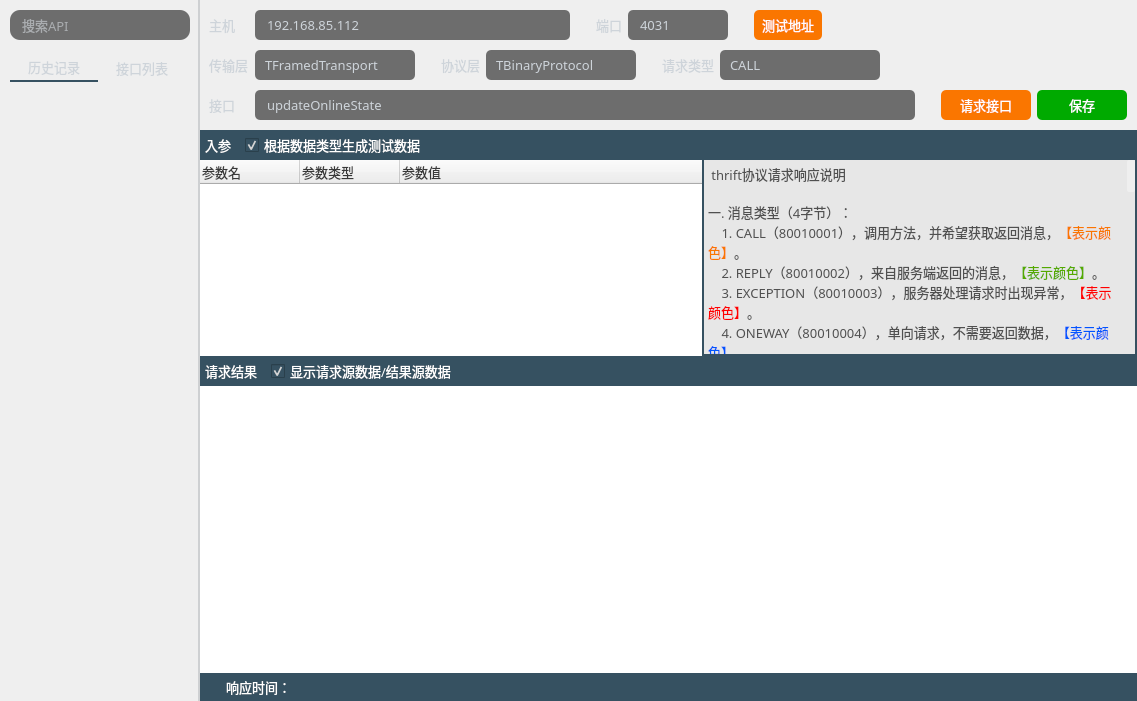
Before: the Qt Designer form thriftwidget.ui in HuaGouFdog/Fdog-Kit, drawn with Qt 5.
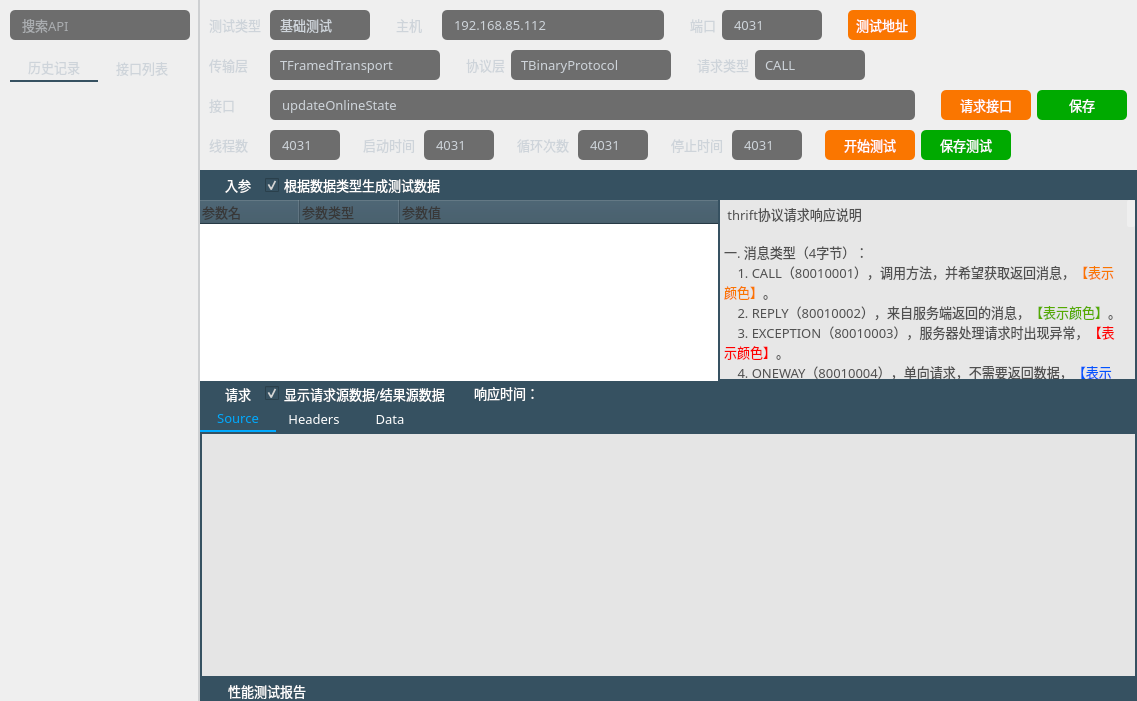
After: the same form once the commit is applied. The open tabs and pages were chosen to show the change. Icons and pictures are not drawn.

Commit message: 添加新的功能ui

The edit to the form file:
```diff
--- a/thriftwidget.ui
+++ b/thriftwidget.ui
@@ -209,7 +209,7 @@
 border-radius: 14px;
 background-color: rgb(25, 25, 25, 155);
 border: 0px solid rgba(255, 255, 255, 0);
-border-radius: 10px;
+border-radius: 5px;
 padding-left:10px;
 padding-right:10px;
 }</string>
@@ -497,7 +497,54 @@
          </size>
         </property>
         <property name="styleSheet">
-         <string notr="true">color:#ced4da;</string>
+         <string notr="true">
+
+QComboBox{
+	color:#ffffff;
+	border:0px solid #8a8a8a;
+	color: rgb(138, 138, 138);
+	border-radius:5px;
+	background-color: rgb(25, 25, 25, 155);
+	padding-left:10px;
+	
+	font: 10pt &quot;OPPOSans B&quot;;
+}
+
+QComboBox QAbstractItemView::item
+{
+	height:28px;
+	font: 10pt &quot;OPPOSans B&quot;;
+}
+
+QComboBox:disabled{
+	border:1px solid gray;
+	color:gray;
+}
+
+QComboBox::drop-down{
+	background:transparent;
+}
+QComboBox::down-arrow{
+	image: url(:/lib/tree_open.png);
+    width:20px;
+	height:20px;
+	margin-right: 10px;
+}
+
+
+QComboBox::down-arrow:enabled{
+	color:#52DCFE;
+}
+QComboBox QAbstractItemView{
+	font: 10pt &quot;OPPOSans B&quot;;
+	outline:0px solid gray;
+	border:1px solid #1e2d36;
+	color:#ffffff;
+	background-color:#1e2d36;
+	selection-background-color:#52DCFE;
+}
+
+</string>
         </property>
         <layout class="QHBoxLayout" name="horizontalLayout_2">
          <property name="leftMargin">
@@ -512,6 +559,81 @@
          <property name="bottomMargin">
           <number>0</number>
          </property>
+         <item>
+          <widget class="QLabel" name="label_14">
+           <property name="minimumSize">
+            <size>
+             <width>55</width>
+             <height>0</height>
+            </size>
+           </property>
+           <property name="maximumSize">
+            <size>
+             <width>55</width>
+             <height>16777215</height>
+            </size>
+           </property>
+           <property name="font">
+            <font>
+             <family>OPPOSans B</family>
+             <pointsize>10</pointsize>
+             <stylestrategy>PreferAntialias</stylestrategy>
+            </font>
+           </property>
+           <property name="styleSheet">
+            <string notr="true">color:#ced4da;</string>
+           </property>
+           <property name="text">
+            <string>测试类型</string>
+           </property>
+          </widget>
+         </item>
+         <item>
+          <widget class="QComboBox" name="comboBox_testType">
+           <property name="minimumSize">
+            <size>
+             <width>100</width>
+             <height>30</height>
+            </size>
+           </property>
+           <property name="font">
+            <font>
+             <family>OPPOSans B</family>
+             <pointsize>10</pointsize>
+             <stylestrategy>PreferAntialias</stylestrategy>
+            </font>
+           </property>
+           <property name="styleSheet">
+            <string notr="true">color:#ced4da;</string>
+           </property>
+           <item>
+            <property name="text">
+             <string>基础测试</string>
+            </property>
+           </item>
+           <item>
+            <property name="text">
+             <string>性能测试</string>
+            </property>
+           </item>
+          </widget>
+         </item>
+         <item>
+          <spacer name="horizontalSpacer_16">
+           <property name="orientation">
+            <enum>Qt::Horizontal</enum>
+           </property>
+           <property name="sizeType">
+            <enum>QSizePolicy::Fixed</enum>
+           </property>
+           <property name="sizeHint" stdset="0">
+            <size>
+             <width>20</width>
+             <height>20</height>
+            </size>
+           </property>
+          </spacer>
+         </item>
          <item>
           <widget class="QLabel" name="label_2">
            <property name="minimumSize">
@@ -533,6 +655,9 @@
              <stylestrategy>PreferAntialias</stylestrategy>
             </font>
            </property>
+           <property name="styleSheet">
+            <string notr="true">color:#ced4da;</string>
+           </property>
            <property name="text">
             <string>主机</string>
            </property>
@@ -609,6 +734,9 @@
              <stylestrategy>PreferAntialias</stylestrategy>
             </font>
            </property>
+           <property name="styleSheet">
+            <string notr="true">color:#ced4da;</string>
+           </property>
            <property name="text">
             <string>端口</string>
            </property>
@@ -749,12 +877,16 @@
 	border-radius:5px;
 	background-color: rgb(25, 25, 25, 155);
 	padding-left:10px;
+	
+	font: 10pt &quot;OPPOSans B&quot;;
 }
 
 QComboBox QAbstractItemView::item
 {
-height:28px;
+	height:28px;
+	font: 10pt &quot;OPPOSans B&quot;;
 }
+
 QComboBox:disabled{
 	border:1px solid gray;
 	color:gray;
@@ -775,6 +907,7 @@
 	color:#52DCFE;
 }
 QComboBox QAbstractItemView{
+	font: 10pt &quot;OPPOSans B&quot;;
 	outline:0px solid gray;
 	border:1px solid #1e2d36;
 	color:#ffffff;
@@ -801,13 +934,13 @@
           <widget class="QLabel" name="label_5">
            <property name="minimumSize">
             <size>
-             <width>40</width>
+             <width>55</width>
              <height>0</height>
             </size>
            </property>
            <property name="maximumSize">
             <size>
-             <width>40</width>
+             <width>55</width>
              <height>16777215</height>
             </size>
            </property>
@@ -830,7 +963,7 @@
           <widget class="QComboBox" name="comboBox_transport">
            <property name="minimumSize">
             <size>
-             <width>160</width>
+             <width>170</width>
              <height>30</height>
             </size>
            </property>
@@ -899,7 +1032,7 @@
           <widget class="QComboBox" name="comboBox_protocol">
            <property name="minimumSize">
             <size>
-             <width>150</width>
+             <width>160</width>
              <height>30</height>
             </size>
            </property>
@@ -963,7 +1096,7 @@
           <widget class="QComboBox" name="comboBox_reqType">
            <property name="minimumSize">
             <size>
-             <width>160</width>
+             <width>110</width>
              <height>30</height>
             </size>
            </property>
@@ -1013,7 +1146,7 @@
         <property name="maximumSize">
          <size>
           <width>16777215</width>
-          <height>33</height>
+          <height>30</height>
          </size>
         </property>
         <property name="styleSheet">
@@ -1036,13 +1169,13 @@
           <widget class="QLabel" name="label_3">
            <property name="minimumSize">
             <size>
-             <width>40</width>
+             <width>55</width>
              <height>0</height>
             </size>
            </property>
            <property name="maximumSize">
             <size>
-             <width>40</width>
+             <width>55</width>
              <height>16777215</height>
             </size>
            </property>
@@ -1186,6 +1319,461 @@
         </layout>
        </widget>
       </item>
+      <item>
+       <widget class="QWidget" name="widget_14" native="true">
+        <property name="minimumSize">
+         <size>
+          <width>0</width>
+          <height>30</height>
+         </size>
+        </property>
+        <layout class="QHBoxLayout" name="horizontalLayout_13">
+         <property name="leftMargin">
+          <number>9</number>
+         </property>
+         <property name="topMargin">
+          <number>0</number>
+         </property>
+         <property name="rightMargin">
+          <number>0</number>
+         </property>
+         <property name="bottomMargin">
+          <number>0</number>
+         </property>
+         <item>
+          <widget class="QLabel" name="label_15">
+           <property name="minimumSize">
+            <size>
+             <width>55</width>
+             <height>0</height>
+            </size>
+           </property>
+           <property name="maximumSize">
+            <size>
+             <width>55</width>
+             <height>16777215</height>
+            </size>
+           </property>
+           <property name="font">
+            <font>
+             <family>OPPOSans B</family>
+             <pointsize>10</pointsize>
+             <stylestrategy>PreferAntialias</stylestrategy>
+            </font>
+           </property>
+           <property name="styleSheet">
+            <string notr="true">color:#ced4da;</string>
+           </property>
+           <property name="text">
+            <string>线程数</string>
+           </property>
+          </widget>
+         </item>
+         <item>
+          <widget class="QLineEdit" name="lineEdit_port_2">
+           <property name="minimumSize">
+            <size>
+             <width>70</width>
+             <height>30</height>
+            </size>
+           </property>
+           <property name="maximumSize">
+            <size>
+             <width>70</width>
+             <height>16777215</height>
+            </size>
+           </property>
+           <property name="font">
+            <font>
+             <family>OPPOSans B</family>
+             <pointsize>10</pointsize>
+             <stylestrategy>PreferAntialias</stylestrategy>
+            </font>
+           </property>
+           <property name="styleSheet">
+            <string notr="true">QLineEdit{
+color:#ced4da;
+border-radius: 14px;
+background-color: rgb(25, 25, 25, 155);
+border: 0px solid rgba(255, 255, 255, 0);
+border-radius: 5px;
+padding-left:10px;
+padding-right:10px;
+}</string>
+           </property>
+           <property name="text">
+            <string>4031</string>
+           </property>
+           <property name="placeholderText">
+            <string>9090</string>
+           </property>
+          </widget>
+         </item>
+         <item>
+          <spacer name="horizontalSpacer_17">
+           <property name="orientation">
+            <enum>Qt::Horizontal</enum>
+           </property>
+           <property name="sizeType">
+            <enum>QSizePolicy::Fixed</enum>
+           </property>
+           <property name="sizeHint" stdset="0">
+            <size>
+             <width>17</width>
+             <height>27</height>
+            </size>
+           </property>
+          </spacer>
+         </item>
+         <item>
+          <widget class="QLabel" name="label_16">
+           <property name="minimumSize">
+            <size>
+             <width>55</width>
+             <height>0</height>
+            </size>
+           </property>
+           <property name="maximumSize">
+            <size>
+             <width>55</width>
+             <height>16777215</height>
+            </size>
+           </property>
+           <property name="font">
+            <font>
+             <family>OPPOSans B</family>
+             <pointsize>10</pointsize>
+             <stylestrategy>PreferAntialias</stylestrategy>
+            </font>
+           </property>
+           <property name="styleSheet">
+            <string notr="true">color:#ced4da;</string>
+           </property>
+           <property name="text">
+            <string>启动时间</string>
+           </property>
+          </widget>
+         </item>
+         <item>
+          <widget class="QLineEdit" name="lineEdit_port_3">
+           <property name="minimumSize">
+            <size>
+             <width>70</width>
+             <height>30</height>
+            </size>
+           </property>
+           <property name="maximumSize">
+            <size>
+             <width>70</width>
+             <height>16777215</height>
+            </size>
+           </property>
+           <property name="font">
+            <font>
+             <family>OPPOSans B</family>
+             <pointsize>10</pointsize>
+             <stylestrategy>PreferAntialias</stylestrategy>
+            </font>
+           </property>
+           <property name="styleSheet">
+            <string notr="true">QLineEdit{
+color:#ced4da;
+border-radius: 14px;
+background-color: rgb(25, 25, 25, 155);
+border: 0px solid rgba(255, 255, 255, 0);
+border-radius: 5px;
+padding-left:10px;
+padding-right:10px;
+}</string>
+           </property>
+           <property name="text">
+            <string>4031</string>
+           </property>
+           <property name="placeholderText">
+            <string>9090</string>
+           </property>
+          </widget>
+         </item>
+         <item>
+          <spacer name="horizontalSpacer_18">
+           <property name="orientation">
+            <enum>Qt::Horizontal</enum>
+           </property>
+           <property name="sizeType">
+            <enum>QSizePolicy::Fixed</enum>
+           </property>
+           <property name="sizeHint" stdset="0">
+            <size>
+             <width>17</width>
+             <height>27</height>
+            </size>
+           </property>
+          </spacer>
+         </item>
+         <item>
+          <widget class="QLabel" name="label_17">
+           <property name="minimumSize">
+            <size>
+             <width>55</width>
+             <height>0</height>
+            </size>
+           </property>
+           <property name="maximumSize">
+            <size>
+             <width>55</width>
+             <height>16777215</height>
+            </size>
+           </property>
+           <property name="font">
+            <font>
+             <family>OPPOSans B</family>
+             <pointsize>10</pointsize>
+             <stylestrategy>PreferAntialias</stylestrategy>
+            </font>
+           </property>
+           <property name="styleSheet">
+            <string notr="true">color:#ced4da;</string>
+           </property>
+           <property name="text">
+            <string>循环次数</string>
+           </property>
+          </widget>
+         </item>
+         <item>
+          <widget class="QLineEdit" name="lineEdit_port_4">
+           <property name="minimumSize">
+            <size>
+             <width>70</width>
+             <height>30</height>
+            </size>
+           </property>
+           <property name="maximumSize">
+            <size>
+             <width>70</width>
+             <height>16777215</height>
+            </size>
+           </property>
+           <property name="font">
+            <font>
+             <family>OPPOSans B</family>
+             <pointsize>10</pointsize>
+             <stylestrategy>PreferAntialias</stylestrategy>
+            </font>
+           </property>
+           <property name="styleSheet">
+            <string notr="true">QLineEdit{
+color:#ced4da;
+border-radius: 14px;
+background-color: rgb(25, 25, 25, 155);
+border: 0px solid rgba(255, 255, 255, 0);
+border-radius: 5px;
+padding-left:10px;
+padding-right:10px;
+}</string>
+           </property>
+           <property name="text">
+            <string>4031</string>
+           </property>
+           <property name="placeholderText">
+            <string>9090</string>
+           </property>
+          </widget>
+         </item>
+         <item>
+          <spacer name="horizontalSpacer_19">
+           <property name="orientation">
+            <enum>Qt::Horizontal</enum>
+           </property>
+           <property name="sizeType">
+            <enum>QSizePolicy::Fixed</enum>
+           </property>
+           <property name="sizeHint" stdset="0">
+            <size>
+             <width>17</width>
+             <height>27</height>
+            </size>
+           </property>
+          </spacer>
+         </item>
+         <item>
+          <widget class="QLabel" name="label_18">
+           <property name="minimumSize">
+            <size>
+             <width>55</width>
+             <height>0</height>
+            </size>
+           </property>
+           <property name="maximumSize">
+            <size>
+             <width>55</width>
+             <height>16777215</height>
+            </size>
+           </property>
+           <property name="font">
+            <font>
+             <family>OPPOSans B</family>
+             <pointsize>10</pointsize>
+             <stylestrategy>PreferAntialias</stylestrategy>
+            </font>
+           </property>
+           <property name="styleSheet">
+            <string notr="true">color:#ced4da;</string>
+           </property>
+           <property name="text">
+            <string>停止时间</string>
+           </property>
+          </widget>
+         </item>
+         <item>
+          <widget class="QLineEdit" name="lineEdit_port_5">
+           <property name="minimumSize">
+            <size>
+             <width>70</width>
+             <height>30</height>
+            </size>
+           </property>
+           <property name="maximumSize">
+            <size>
+             <width>70</width>
+             <height>16777215</height>
+            </size>
+           </property>
+           <property name="font">
+            <font>
+             <family>OPPOSans B</family>
+             <pointsize>10</pointsize>
+             <stylestrategy>PreferAntialias</stylestrategy>
+            </font>
+           </property>
+           <property name="styleSheet">
+            <string notr="true">QLineEdit{
+color:#ced4da;
+border-radius: 14px;
+background-color: rgb(25, 25, 25, 155);
+border: 0px solid rgba(255, 255, 255, 0);
+border-radius: 5px;
+padding-left:10px;
+padding-right:10px;
+}</string>
+           </property>
+           <property name="text">
+            <string>4031</string>
+           </property>
+           <property name="placeholderText">
+            <string>9090</string>
+           </property>
+          </widget>
+         </item>
+         <item>
+          <spacer name="horizontalSpacer_21">
+           <property name="orientation">
+            <enum>Qt::Horizontal</enum>
+           </property>
+           <property name="sizeType">
+            <enum>QSizePolicy::Fixed</enum>
+           </property>
+           <property name="sizeHint" stdset="0">
+            <size>
+             <width>17</width>
+             <height>27</height>
+            </size>
+           </property>
+          </spacer>
+         </item>
+         <item>
+          <widget class="QToolButton" name="toolButton_5">
+           <property name="minimumSize">
+            <size>
+             <width>90</width>
+             <height>30</height>
+            </size>
+           </property>
+           <property name="font">
+            <font>
+             <family>OPPOSans</family>
+             <pointsize>10</pointsize>
+             <stylestrategy>PreferAntialias</stylestrategy>
+            </font>
+           </property>
+           <property name="styleSheet">
+            <string notr="true">QToolButton {
+	color: rgb(255, 255, 255);
+	background-color: rgb(250, 118, 0);
+	border-radius: 5px;
+}
+
+QToolButton::menu-indicator { 
+	image: None;
+}
+
+ 
+QToolButton:hover {
+	color: rgb(255, 255, 255);
+	background-color: rgb(250, 118, 0);
+}</string>
+           </property>
+           <property name="text">
+            <string>开始测试</string>
+           </property>
+          </widget>
+         </item>
+         <item>
+          <widget class="QToolButton" name="toolButton_save_2">
+           <property name="minimumSize">
+            <size>
+             <width>90</width>
+             <height>30</height>
+            </size>
+           </property>
+           <property name="font">
+            <font>
+             <family>OPPOSans</family>
+             <pointsize>10</pointsize>
+             <stylestrategy>PreferAntialias</stylestrategy>
+            </font>
+           </property>
+           <property name="styleSheet">
+            <string notr="true">QToolButton {
+	color: rgb(255, 255, 255);
+	
+	background-color: rgb(0, 170, 0);
+	border-radius: 5px;
+}
+
+QToolButton::menu-indicator { 
+	image: None;
+}
+
+ 
+QToolButton:hover {
+	color: rgb(255, 255, 255);
+	background-color: rgb(0, 170, 0);
+}</string>
+           </property>
+           <property name="text">
+            <string>保存测试</string>
+           </property>
+          </widget>
+         </item>
+         <item>
+          <spacer name="horizontalSpacer_20">
+           <property name="orientation">
+            <enum>Qt::Horizontal</enum>
+           </property>
+           <property name="sizeType">
+            <enum>QSizePolicy::Expanding</enum>
+           </property>
+           <property name="sizeHint" stdset="0">
+            <size>
+             <width>20</width>
+             <height>20</height>
+            </size>
+           </property>
+          </spacer>
+         </item>
+        </layout>
+       </widget>
+      </item>
       <item>
        <widget class="QSplitter" name="splitter_2">
         <property name="orientation">
@@ -1340,6 +1928,35 @@
                  <property name="bottomMargin">
                   <number>0</number>
                  </property>
+                 <item>
+                  <widget class="QToolButton" name="toolButton_3">
+                   <property name="minimumSize">
+                    <size>
+                     <width>20</width>
+                     <height>25</height>
+                    </size>
+                   </property>
+                   <property name="maximumSize">
+                    <size>
+                     <width>20</width>
+                     <height>25</height>
+                    </size>
+                   </property>
+                   <property name="text">
+                    <string/>
+                   </property>
+                   <property name="icon">
+                    <iconset resource="lib.qrc">
+                     <normaloff>:/lib/tree_open.png</normaloff>:/lib/tree_open.png</iconset>
+                   </property>
+                   <property name="iconSize">
+                    <size>
+                     <width>23</width>
+                     <height>23</height>
+                    </size>
+                   </property>
+                  </widget>
+                 </item>
                  <item>
                   <widget class="QLabel" name="label_4">
                    <property name="minimumSize">
@@ -1350,7 +1967,7 @@
                    </property>
                    <property name="maximumSize">
                     <size>
-                     <width>16777215</width>
+                     <width>45</width>
                      <height>30</height>
                     </size>
                    </property>
@@ -1509,11 +2126,13 @@
 	color: rgb(0, 0, 0);
 	
 	font: 10pt &quot;OPPOSans B&quot;;
+	
 }
 
 QHeaderView {
 font: 10pt &quot;OPPOSans B&quot;;
 color: rgb(56, 56, 56);
+background-color: rgb(54, 81, 97);
 }
 
 QTreeWidget#treeWidget {
@@ -1521,6 +2140,7 @@
 	outline: none;
 }
 QTreeWidget::item {
+
 	height: 28px;
 	color: rgb(255, 255, 255);
 	outline: 0px;
@@ -1849,6 +2469,9 @@
 &lt;p style=&quot;-qt-paragraph-type:empty; margin-top:0px; margin-bottom:0px; margin-left:0px; margin-right:0px; -qt-block-indent:0; text-indent:0px; color:#505050;&quot;&gt;&lt;br /&gt;&lt;/p&gt;
 &lt;p style=&quot; margin-top:0px; margin-bottom:0px; margin-left:0px; margin-right:0px; -qt-block-indent:0; text-indent:0px;&quot;&gt;&lt;span style=&quot; color:#505050;&quot;&gt;--------------------------------------------------------&lt;/span&gt;&lt;/p&gt;&lt;/body&gt;&lt;/html&gt;</string>
                 </property>
+                <property name="cursorWidth">
+                 <number>2</number>
+                </property>
                </widget>
               </item>
              </layout>
@@ -1905,6 +2528,18 @@
              </property>
              <item>
               <widget class="QWidget" name="widget_8" native="true">
+               <property name="minimumSize">
+                <size>
+                 <width>0</width>
+                 <height>25</height>
+                </size>
+               </property>
+               <property name="maximumSize">
+                <size>
+                 <width>16777215</width>
+                 <height>25</height>
+                </size>
+               </property>
                <property name="styleSheet">
                 <string notr="true">background-color: rgb(54, 81, 97);</string>
                </property>
@@ -1924,18 +2559,56 @@
                 <property name="bottomMargin">
                  <number>0</number>
                 </property>
+                <item>
+                 <widget class="QToolButton" name="toolButton_4">
+                  <property name="minimumSize">
+                   <size>
+                    <width>20</width>
+                    <height>0</height>
+                   </size>
+                  </property>
+                  <property name="maximumSize">
+                   <size>
+                    <width>20</width>
+                    <height>16777215</height>
+                   </size>
+                  </property>
+                  <property name="styleSheet">
+                   <string notr="true">
+QToolButton {
+	font: 10pt &quot;OPPOSans B&quot;;
+	color: rgb(255, 255, 255);
+	background-color: rgba(255, 255, 255, 0);
+	border-radius: 5px;
+}</string>
+                  </property>
+                  <property name="text">
+                   <string/>
+                  </property>
+                  <property name="icon">
+                   <iconset resource="lib.qrc">
+                    <normaloff>:/lib/tree_open.png</normaloff>:/lib/tree_open.png</iconset>
+                  </property>
+                  <property name="iconSize">
+                   <size>
+                    <width>23</width>
+                    <height>23</height>
+                   </size>
+                  </property>
+                 </widget>
+                </item>
                 <item>
                  <widget class="QLabel" name="label_7">
                   <property name="minimumSize">
                    <size>
                     <width>0</width>
-                    <height>30</height>
+                    <height>25</height>
                    </size>
                   </property>
                   <property name="maximumSize">
                    <size>
                     <width>16777215</width>
-                    <height>30</height>
+                    <height>25</height>
                    </size>
                   </property>
                   <property name="font">
@@ -1952,7 +2625,7 @@
 padding-right:10px;</string>
                   </property>
                   <property name="text">
-                   <string>请求结果</string>
+                   <string>请求</string>
                   </property>
                  </widget>
                 </item>
@@ -1961,7 +2634,7 @@
                   <property name="maximumSize">
                    <size>
                     <width>16777215</width>
-                    <height>20</height>
+                    <height>25</height>
                    </size>
                   </property>
                   <property name="font">
@@ -1982,6 +2655,71 @@
                   </property>
                  </widget>
                 </item>
+                <item>
+                 <widget class="QLabel" name="label_req">
+                  <property name="font">
+                   <font>
+                    <family>OPPOSans B</family>
+                    <pointsize>10</pointsize>
+                    <stylestrategy>PreferAntialias</stylestrategy>
+                   </font>
+                  </property>
+                  <property name="styleSheet">
+                   <string notr="true"/>
+                  </property>
+                  <property name="text">
+                   <string/>
+                  </property>
+                 </widget>
+                </item>
+                <item>
+                 <spacer name="horizontalSpacer_7">
+                  <property name="orientation">
+                   <enum>Qt::Horizontal</enum>
+                  </property>
+                  <property name="sizeType">
+                   <enum>QSizePolicy::Fixed</enum>
+                  </property>
+                  <property name="sizeHint" stdset="0">
+                   <size>
+                    <width>10</width>
+                    <height>20</height>
+                   </size>
+                  </property>
+                 </spacer>
+                </item>
+                <item>
+                 <widget class="QLabel" name="label_time">
+                  <property name="minimumSize">
+                   <size>
+                    <width>0</width>
+                    <height>0</height>
+                   </size>
+                  </property>
+                  <property name="maximumSize">
+                   <size>
+                    <width>16777215</width>
+                    <height>20</height>
+                   </size>
+                  </property>
+                  <property name="font">
+                   <font>
+                    <family>OPPOSans B</family>
+                    <pointsize>10</pointsize>
+                    <stylestrategy>PreferAntialias</stylestrategy>
+                   </font>
+                  </property>
+                  <property name="styleSheet">
+                   <string notr="true">background-color: rgb(54, 81, 97);
+color: rgb(255, 255, 255);
+padding-left:2px;
+padding-right:10px;</string>
+                  </property>
+                  <property name="text">
+                   <string>响应时间：</string>
+                  </property>
+                 </widget>
+                </item>
                 <item>
                  <spacer name="horizontalSpacer_5">
                   <property name="orientation">
@@ -2006,11 +2744,17 @@
                  <height>200</height>
                 </size>
                </property>
+               <property name="styleSheet">
+                <string notr="true">background-color: rgb(54, 81, 97);</string>
+               </property>
                <property name="currentIndex">
-                <number>1</number>
+                <number>0</number>
                </property>
                <widget class="QWidget" name="page">
                 <layout class="QVBoxLayout" name="verticalLayout_8">
+                 <property name="spacing">
+                  <number>0</number>
+                 </property>
                  <property name="leftMargin">
                   <number>0</number>
                  </property>
@@ -2024,31 +2768,156 @@
                   <number>0</number>
                  </property>
                  <item>
-                  <widget class="QTextEdit" name="textEdit">
+                  <widget class="QTabWidget" name="tabWidget_2">
                    <property name="font">
                     <font>
                      <family>OPPOSans B</family>
                      <pointsize>10</pointsize>
-                     <stylestrategy>PreferAntialias</stylestrategy>
+                     <weight>50</weight>
+                     <bold>false</bold>
+                     <underline>false</underline>
                     </font>
                    </property>
-                   <property name="cursor" stdset="0">
-                    <cursorShape>ArrowCursor</cursorShape>
-                   </property>
                    <property name="styleSheet">
-                    <string notr="true">QTextEdit{
+                    <string notr="true">
+
+/*设置TabWidget中tab_1的样式*/
+#tab_1.QWidget{
+	background-color: rgb(108, 117, 125, 65);
+}
+ 
+/*设置TabWidget中tab_2的样式*/
+#tab_11.QWidget{
+	background-color: rgb(108, 117, 125, 65);
+}
+ 
+/*设置TabWidget中QTabBar的样式*/
+QTabBar::tab{
+    /*background-color: rgb(100, 117, 125, 255);*/
+	
+	background-color: rgb(54, 81, 97);
+	/*font-family:Consolas; */   /*设置tab中的文本的字体*/
+	font-size:10pt;
+	
+	
+	color: rgb(255, 255, 255);
+	border-top-left-radius: 0px;    /*设置tab的边框的圆角（左上圆角）*/
+	border-top-right-radius: 0px;    /*设置tab的边框的圆角（右上圆角）*/
+	width:70px;
+	padding: 3px;
+	/*margin-right:0px;
+	margin-left: 0px;*/
+}
+ 
+/*设置TabWidget中QTabBar的tab被选中时的样式*/
+QTabBar::tab:selected{
+	/*background-color: rgb(15, 15, 15);*/
+	/*border-top:3px solid rgb(108, 117, 125, 65); */
+	border-bottom:2px solid rgb(0, 170, 255); 
+	color: rgb(0, 170, 255);
+}
+ 
+/*设置TabWidget中鼠标悬浮在QTabBar的tab上，但未选中该Tab的样式*/
+QTabBar::tab:hover:!selected {
+	/*border-bottom:2px solid rgb(0, 170, 255); */
+	color: rgb(0, 170, 255);
+}
+ 
+/*设置TabWidget的边框的样式*/
+QTabWidget::pane {
+    border-top:0px solid rgb(108, 117, 125, 65); 
+}
+ 
+
+QTabBar::close-button{ 
+	
+	border-image: url(:/lib/icon-close4.png);
+}
+
+QTabBar::close-button:selected{
+	border-image: url(:/lib/icon-close4.png);
+}
+
+
+QTabBar::close-button:hover{
+	border-image: url(:/lib/icon-close42.png);
+}
+
+
+/*当打开多个tab，右侧出现，点击后，可以向前向后的按钮的样式*/
+QTabBar QToolButton {
+    border: none;
+	color: rgb(255, 206, 6);
+    background-color: rgba(100, 117, 125, 0);
+}
+ 
+QTabBar QToolButton:hover {
+	background-color: rgba(100, 117, 125, 0);
+}</string>
+                   </property>
+                   <property name="currentIndex">
+                    <number>0</number>
+                   </property>
+                   <widget class="QWidget" name="tab_5">
+                    <attribute name="title">
+                     <string>Source</string>
+                    </attribute>
+                    <layout class="QHBoxLayout" name="horizontalLayout_12">
+                     <property name="spacing">
+                      <number>0</number>
+                     </property>
+                     <property name="leftMargin">
+                      <number>2</number>
+                     </property>
+                     <property name="topMargin">
+                      <number>2</number>
+                     </property>
+                     <property name="rightMargin">
+                      <number>2</number>
+                     </property>
+                     <property name="bottomMargin">
+                      <number>2</number>
+                     </property>
+                     <item>
+                      <widget class="QTextEdit" name="textEdit">
+                       <property name="font">
+                        <font>
+                         <family>OPPOSans B</family>
+                         <pointsize>10</pointsize>
+                         <stylestrategy>PreferAntialias</stylestrategy>
+                        </font>
+                       </property>
+                       <property name="cursor" stdset="0">
+                        <cursorShape>ArrowCursor</cursorShape>
+                       </property>
+                       <property name="styleSheet">
+                        <string notr="true">QTextEdit{
 color: rgb(80, 80, 80);
-background-color: rgb(255, 255, 255);
+	background-color: rgb(229, 229, 229);
 border: 1px solid rgba(255, 255, 255, 0);
 border-radius: 0px;
 padding-left:10px;
 padding-right:10px;
 
 }</string>
-                   </property>
-                   <property name="readOnly">
-                    <bool>true</bool>
-                   </property>
+                       </property>
+                       <property name="readOnly">
+                        <bool>true</bool>
+                       </property>
+                      </widget>
+                     </item>
+                    </layout>
+                   </widget>
+                   <widget class="QWidget" name="tab_4">
+                    <attribute name="title">
+                     <string>Headers</string>
+                    </attribute>
+                   </widget>
+                   <widget class="QWidget" name="tab_3">
+                    <attribute name="title">
+                     <string>Data</string>
+                    </attribute>
+                   </widget>
                   </widget>
                  </item>
                 </layout>
@@ -2300,7 +3169,7 @@
                <property name="minimumSize">
                 <size>
                  <width>0</width>
-                 <height>28</height>
+                 <height>20</height>
                 </size>
                </property>
                <property name="font">
@@ -2330,50 +3199,55 @@
                  <number>3</number>
                 </property>
                 <item>
-                 <widget class="QLabel" name="label_req">
-                  <property name="font">
-                   <font>
-                    <family>OPPOSans B</family>
-                    <pointsize>10</pointsize>
-                    <stylestrategy>PreferAntialias</stylestrategy>
-                   </font>
+                 <widget class="QToolButton" name="toolButton_6">
+                  <property name="minimumSize">
+                   <size>
+                    <width>20</width>
+                    <height>0</height>
+                   </size>
+                  </property>
+                  <property name="maximumSize">
+                   <size>
+                    <width>20</width>
+                    <height>16777215</height>
+                   </size>
                   </property>
                   <property name="styleSheet">
-                   <string notr="true"/>
+                   <string notr="true">
+QToolButton {
+	font: 10pt &quot;OPPOSans B&quot;;
+	color: rgb(255, 255, 255);
+	background-color: rgba(255, 255, 255, 0);
+	border-radius: 5px;
+}</string>
                   </property>
                   <property name="text">
                    <string/>
                   </property>
+                  <property name="icon">
+                   <iconset resource="lib.qrc">
+                    <normaloff>:/lib/tree_open.png</normaloff>:/lib/tree_open.png</iconset>
+                  </property>
+                  <property name="iconSize">
+                   <size>
+                    <width>23</width>
+                    <height>23</height>
+                   </size>
+                  </property>
                  </widget>
                 </item>
                 <item>
-                 <spacer name="horizontalSpacer_7">
-                  <property name="orientation">
-                   <enum>Qt::Horizontal</enum>
-                  </property>
-                  <property name="sizeType">
-                   <enum>QSizePolicy::Fixed</enum>
-                  </property>
-                  <property name="sizeHint" stdset="0">
-                   <size>
-                    <width>10</width>
-                    <height>20</height>
-                   </size>
-                  </property>
-                 </spacer>
-                </item>
-                <item>
-                 <widget class="QLabel" name="label_time">
+                 <widget class="QLabel" name="label_19">
                   <property name="minimumSize">
                    <size>
                     <width>0</width>
-                    <height>0</height>
+                    <height>20</height>
                    </size>
                   </property>
                   <property name="maximumSize">
                    <size>
                     <width>16777215</width>
-                    <height>20</height>
+                    <height>25</height>
                    </size>
                   </property>
                   <property name="font">
@@ -2390,7 +3264,7 @@
 padding-right:10px;</string>
                   </property>
                   <property name="text">
-                   <string>响应时间：</string>
+                   <string>性能测试报告</string>
                   </property>
                  </widget>
                 </item>
```
The commit also changes 2 other files.
